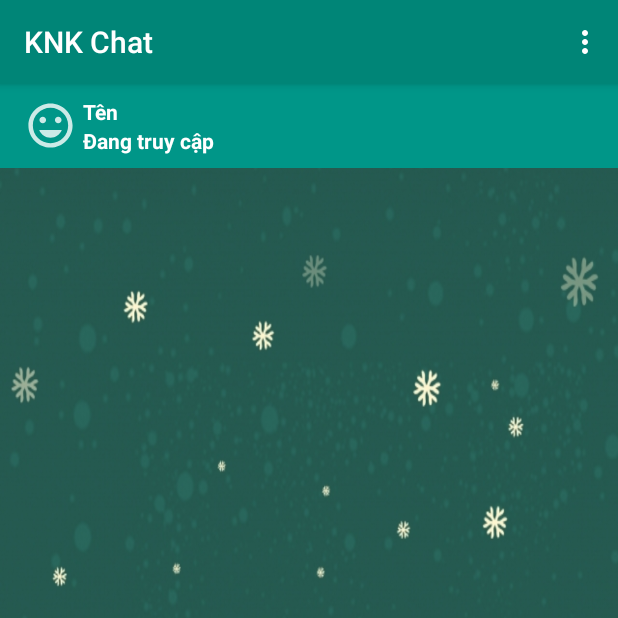
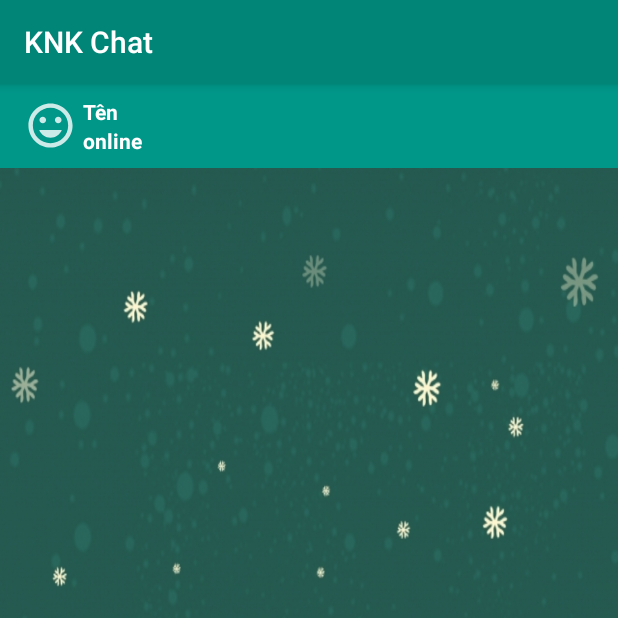
Before and after one commit to DangKhoaHutech/KNKApp-version0.1, an Android app: the NhantinActivity screen opened directly, with no data from a screen before it, on a phone screen of 412 x 824 dp, the top half of it. Run offline under Robolectric (Android 15) with nearby library versions, the phone set to English and light mode, and no system bars; our stand-ins replace Firebase (no records; nobody signed in at launch, a user with empty details on screens opened directly); plain views replace CircularImageView.

Commit message:
hiện tình trạng chat

```diff
--- a/app/src/main/java/com/example/knkapp/DangkiActivity.java
+++ b/app/src/main/java/com/example/knkapp/DangkiActivity.java
@@ -78,7 +78,7 @@ public class DangkiActivity extends AppCompatActivity {
                     EditPassword.setError("Mật khẩu phải dài hơn 6 kí tự ");
                     EditPassword.setFocusable(true);
                 }
-                    else if (!(password.equals(rePassword))){
+                else if (!(password.equals(rePassword))){
                     EditRepassword.setError("Mật khẩu nhập lại không đúng");
                     EditRepassword.setFocusable(true);
                 } else {
@@ -98,7 +98,7 @@ public class DangkiActivity extends AppCompatActivity {
     }
 
     private void registerUser(String email, String password) {
-    // tài khoản và mật khẩu hợp lệ, bắt đầu đăng nhập use
+        // tài khoản và mật khẩu hợp lệ, bắt đầu đăng nhập use
         progressDialog.show();
         mAuth.createUserWithEmailAndPassword(email, password)
                 .addOnCompleteListener(this, new OnCompleteListener<AuthResult>() {
@@ -117,6 +117,7 @@ public class DangkiActivity extends AppCompatActivity {
                             // đưa thông tin vào HashMap
                             hashMap.put("email",email); // email người dùng
                             hashMap.put("uid",uid);  // id người dùng
+                            hashMap.put("onlineStatus","online"); // email người dùng
                             hashMap.put("name","");// sẽ thêm sao
                             hashMap.put("phone",""); // sdt người dùng
 
--- a/app/src/main/java/com/example/knkapp/DangnhapActivity.java
+++ b/app/src/main/java/com/example/knkapp/DangnhapActivity.java
@@ -243,6 +243,8 @@ public class DangnhapActivity extends AppCompatActivity {
         onBackPressed(); // đi đến activity trước
         return super.onSupportNavigateUp();
     }
+
+
 // hàm bật hoạt động của tài khoản google
     @Override
     public void onActivityResult(int requestCode, int resultCode, Intent data) {
@@ -287,8 +289,9 @@ public class DangnhapActivity extends AppCompatActivity {
                                 // đưa thông tin vào HashMap
                                 hashMap.put("email",email);// email người dùng
                                 hashMap.put("uid",uid);// id người dùng
+                                hashMap.put("onlineStatus","online"); // email người dùng
                                 hashMap.put("name","");// tên người dùng
-                                hashMap.put("phone","");// người dùng
+                                hashMap.put("phone","");// số điện thoại người dùng
                                 // cơ sở dữ liệu của firebase
                                 FirebaseDatabase firebaseDatabase=  FirebaseDatabase.getInstance();
                                 // đường dẫn lưu trữ dữ liệu người dùng có tên "Users"
--- a/app/src/main/java/com/example/knkapp/NhantinActivity.java
+++ b/app/src/main/java/com/example/knkapp/NhantinActivity.java
@@ -3,6 +3,7 @@ package com.example.knkapp;
 import android.content.Intent;
 import android.os.Bundle;
 import android.text.TextUtils;
+import android.text.format.DateFormat;
 import android.view.Menu;
 import android.view.MenuItem;
 import android.view.View;
@@ -10,6 +11,7 @@ import android.widget.Adapter;
 import android.widget.EditText;
 import android.widget.ImageButton;
 import android.widget.ImageView;
+import android.widget.ScrollView;
 import android.widget.TextView;
 import android.widget.Toast;
 import androidx.annotation.NonNull;
@@ -30,8 +32,10 @@ import com.google.firebase.database.Query;
 import com.google.firebase.database.ValueEventListener;
 
 import java.util.ArrayList;
+import java.util.Calendar;
 import java.util.HashMap;
 import java.util.List;
+import java.util.Locale;
 
 public class NhantinActivity extends AppCompatActivity {
     Toolbar toolbar;
@@ -98,13 +102,25 @@ public class NhantinActivity extends AppCompatActivity {
                 for(DataSnapshot ds: dataSnapshot.getChildren()){
                     String tenNguoiNhanTin= ""+ds.child("name").getValue();
                     String emailNguoiNhanTin=""+ds.child("email").getValue();
-
+                    String tinhtrangTruycap= ""+ds.child("onlineStatus").getValue();
                     if(tenNguoiNhanTin=="") {
                         txtTenNguoiNhanTinNhan.setText(emailNguoiNhanTin);
                     }else
                     {
                         txtTenNguoiNhanTinNhan.setText(tenNguoiNhanTin);
                     }
+
+                    if(tinhtrangTruycap.equals("online")){
+                        txtTinhTrangNguoiNhanTin.setText(tinhtrangTruycap);
+                    }
+                    else{
+                        // chuyển đổi thoi gian sang dd/mm/yyyy am=pm
+                        Calendar calendar= Calendar.getInstance(Locale.ENGLISH);
+                        calendar.setTimeInMillis(Long.parseLong(tinhtrangTruycap));
+                        String dateTime= DateFormat.format("dd/MM/yyyy hh:mm aa", calendar).toString();
+                        txtTinhTrangNguoiNhanTin.setText("Truy cập: "+ dateTime);
+                    }
+
                 }
             }
             @Override
@@ -217,36 +233,43 @@ public class NhantinActivity extends AppCompatActivity {
             finish();
         }
     }
+
+
+
+
+
+
+    private void KiemtraTinhtrangOnline(String tinhtrang){
+        DatabaseReference databaseReference= FirebaseDatabase.getInstance().getReference("Users").child(myUid);
+        HashMap<String,Object> hashMap= new HashMap<>();
+        hashMap.put("onlineStatus",tinhtrang);
+
+        //cập nhập giá trị tình trang online của người dùng
+        databaseReference.updateChildren(hashMap);
+    }
+
     @Override
     protected void onStart() {
         KiemtraTinhtrangBanbe();
+        //  lấy hàm kiểm tra tình trang online
+        KiemtraTinhtrangOnline("online");
         super.onStart();
     }
 
     @Override
     protected void onPause() {
         super.onPause();
+        // lấy thời gian
+        String thoigian= String.valueOf(System.currentTimeMillis());
+        // thiết lập offline với thời gian
+        KiemtraTinhtrangOnline(thoigian);
        UserXem.removeEventListener(xemDStinNhan);
     }
 
     @Override
-    public boolean onCreateOptionsMenu(Menu menu) {
-        getMenuInflater().inflate(R.menu.menu_main,menu);
-        // ẩn tìm kiếm
-        menu.findItem(R.id.action_timkiemBanBe).setVisible(false);
-
-        return super.onCreateOptionsMenu(menu);
-    }
-    @Override
-    public boolean onOptionsItemSelected(MenuItem item) {
-
-        // lấy id của các mục
-        int id= item.getItemId();
-        if(id== R.id.action_dangxuat){
-            firebaseAuth.signOut();// đăng xuất ra khổi tài khoản
-            KiemtraTinhtrangBanbe();
-        }
-
-        return super.onOptionsItemSelected(item);
+    protected void onResume() {
+        //  lấy hàm kiểm tra tình trang online
+        KiemtraTinhtrangOnline("online");
+        super.onResume();
     }
 }
--- a/app/src/main/res/layout/activity_nhantin.xml
+++ b/app/src/main/res/layout/activity_nhantin.xml
@@ -40,7 +40,7 @@
                 android:id="@+id/txtTinhTrangNguoiNhan_id"
                 android:layout_width="match_parent"
                 android:layout_height="wrap_content"
-                android:text="Đang truy cập"
+                android:text="online"
                 android:textColor="@color/colorWhite"
                 android:textStyle="bold"/>
             </LinearLayout>
```
